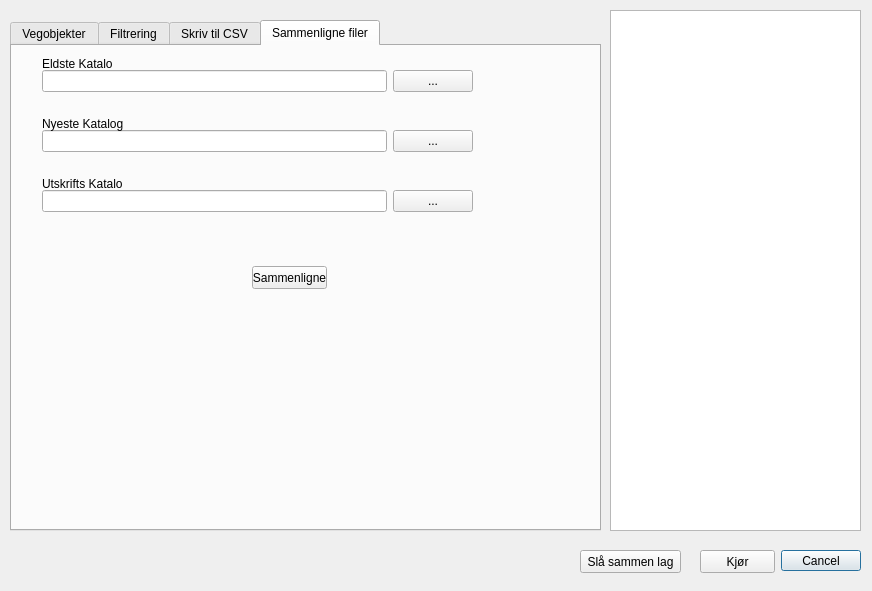
vtfk/NVDB-qgis-plugin, file nvdb_qgis_plugin_dialog_base.ui: the form before one commit.
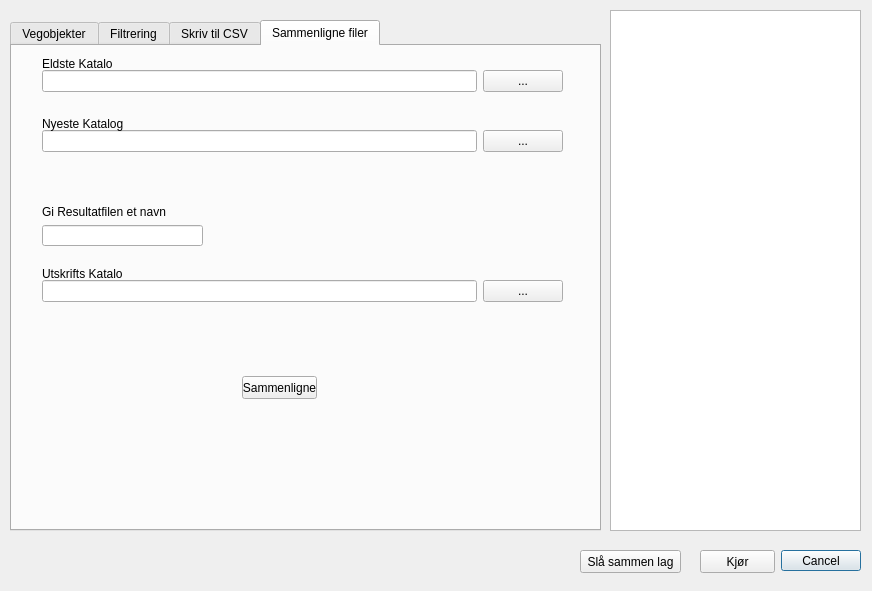
The form after the commit. The open tabs and pages were chosen to show the change.

```diff
--- a/nvdb_qgis_plugin_dialog_base.ui
+++ b/nvdb_qgis_plugin_dialog_base.ui
@@ -427,8 +427,8 @@
     <widget class="QPushButton" name="compareButton">
      <property name="geometry">
       <rect>
-       <x>240</x>
-       <y>220</y>
+       <x>230</x>
+       <y>330</y>
        <width>75</width>
        <height>23</height>
       </rect>
@@ -442,13 +442,17 @@
       <rect>
        <x>30</x>
        <y>20</y>
-       <width>431</width>
+       <width>521</width>
        <height>31</height>
       </rect>
      </property>
      <layout class="QHBoxLayout" name="horizontalLayout_2">
       <item>
-       <widget class="QLineEdit" name="lineEdit_dirOld"/>
+       <widget class="QLineEdit" name="lineEdit_dirOld">
+        <property name="readOnly">
+         <bool>true</bool>
+        </property>
+       </widget>
       </item>
       <item>
        <widget class="QPushButton" name="dirOldButton">
@@ -464,13 +468,17 @@
       <rect>
        <x>30</x>
        <y>80</y>
-       <width>431</width>
+       <width>521</width>
        <height>31</height>
       </rect>
      </property>
      <layout class="QHBoxLayout" name="horizontalLayout_3">
       <item>
-       <widget class="QLineEdit" name="lineEdit_dirNew"/>
+       <widget class="QLineEdit" name="lineEdit_dirNew">
+        <property name="readOnly">
+         <bool>true</bool>
+        </property>
+       </widget>
       </item>
       <item>
        <widget class="QPushButton" name="dirNewButton">
@@ -485,14 +493,18 @@
      <property name="geometry">
       <rect>
        <x>30</x>
-       <y>140</y>
-       <width>431</width>
+       <y>230</y>
+       <width>521</width>
        <height>31</height>
       </rect>
      </property>
      <layout class="QHBoxLayout" name="horizontalLayout_4">
       <item>
-       <widget class="QLineEdit" name="lineEdit_dirResult"/>
+       <widget class="QLineEdit" name="lineEdit_dirResult">
+        <property name="readOnly">
+         <bool>true</bool>
+        </property>
+       </widget>
       </item>
       <item>
        <widget class="QPushButton" name="dirResultButton">
@@ -533,7 +545,7 @@
      <property name="geometry">
       <rect>
        <x>30</x>
-       <y>130</y>
+       <y>220</y>
        <width>81</width>
        <height>16</height>
       </rect>
@@ -542,6 +554,28 @@
       <string>Utskrifts Katalog</string>
      </property>
     </widget>
+    <widget class="QWidget" name="verticalLayoutWidget">
+     <property name="geometry">
+      <rect>
+       <x>30</x>
+       <y>159</y>
+       <width>161</width>
+       <height>41</height>
+      </rect>
+     </property>
+     <layout class="QVBoxLayout" name="verticalLayout">
+      <item>
+       <widget class="QLabel" name="label_12">
+        <property name="text">
+         <string>Gi Resultatfilen et navn</string>
+        </property>
+       </widget>
+      </item>
+      <item>
+       <widget class="QLineEdit" name="lineEdit_resNavn"/>
+      </item>
+     </layout>
+    </widget>
    </widget>
   </widget>
   <widget class="QPushButton" name="mergeButton">
```
Left out of the diff: 50 changed lines with no effect on the pictures.
